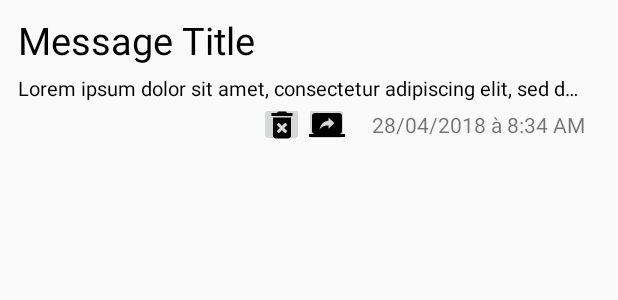
After one commit to AymenBenSaada/Splash, an Android app: the layout customlayout_admin_messages_list.xml on its own in the app's theme, with its tools: preview values and no code run, on a phone screen of 412 x 824 dp. The commit adds this screen. Shown: the top 300 px of the screen. Run offline under Robolectric (Android 15) with nearby library versions, the light colour scheme and no system bars; network calls fail.

Commit message:
I didnt check if this works

```diff
--- a/app/build.gradle
+++ b/app/build.gradle
@@ -68,4 +68,5 @@ dependencies {
 
 
 
+
 apply plugin: 'com.google.gms.google-services'
--- a/app/src/main/AndroidManifest.xml
+++ b/app/src/main/AndroidManifest.xml
@@ -88,14 +88,14 @@
         <activity android:name=".Admin.Admin_Groupes_Activity" />
         <activity
             android:name=".Admin.Admin_Demandes_Activity"
-            android:noHistory="true"
-            />
+            android:noHistory="true" />
         <activity android:name=".Admin.Admin_ChildrenList_Activity" />
         <activity android:name=".Admin.Admin_Enseignant_Selected_Activity" />
         <activity android:name=".Admin.Admin_Groupes_OnGroupSelected_Activity" />
         <activity android:name=".Admin.Admin_Child_Selected_Activity" />
         <activity android:name=".Admin.Admin_Child_Selected_Logs_Activity" />
-        <activity android:name=".Admin.Admin_Child_Selected_Feed_Activity"></activity>
+        <activity android:name=".Admin.Admin_Child_Selected_Feed_Activity" />
+        <activity android:name=".Admin.Admin_Messages_Activity"></activity>
     </application>
 
 </manifest>
--- a/app/src/main/java/com/example/macbook/splash/SplashActivity.java
+++ b/app/src/main/java/com/example/macbook/splash/SplashActivity.java
@@ -967,7 +967,7 @@ public class SplashActivity extends AppCompatActivity {
 
     //region save an object or a picture in the internal storage
 
-    private void saveObjectAsFileInTheInternalStorage(Object object,String file_name){
+    public void saveObjectAsFileInTheInternalStorage(Object object,String file_name){
         File file = new File(getFilesDir() + "/"+file_name);
         Log.e("Admin","new File");
 
--- /dev/null
+++ b/app/src/main/res/layout/customlayout_admin_messages_list.xml
@@ -0,0 +1,61 @@
+<?xml version="1.0" encoding="utf-8"?>
+<RelativeLayout xmlns:android="http://schemas.android.com/apk/res/android"
+    android:layout_width="match_parent" android:layout_height="match_parent">
+
+    <TextView
+        android:id="@+id/message_title"
+        android:layout_width="match_parent"
+        android:layout_height="wrap_content"
+        android:layout_alignParentTop="true"
+        android:layout_marginStart="12dp"
+        android:layout_marginTop="9dp"
+        android:layout_marginEnd="22dp"
+        android:text="Message Title"
+        android:singleLine="true"
+        android:textColor="#000"
+        android:textSize="25sp" />
+
+    <TextView
+        android:id="@+id/message_text"
+        android:layout_width="wrap_content"
+        android:layout_height="wrap_content"
+        android:layout_alignStart="@+id/message_title"
+        android:layout_below="@+id/message_title"
+        android:layout_marginTop="5dp"
+        android:layout_marginEnd="22dp"
+        android:text="Lorem ipsum dolor sit amet, consectetur adipiscing elit, sed do eiusmod tempor incididunt ut labore et dolore magna aliqua. Ut enim ad minim veniam, quis nostrud exercitation ullamco laboris nisi ut aliquip ex ea commodo consequat. Duis aute irure dolor in reprehenderit in voluptate velit esse cillum dolore eu fugiat nulla pariatur. Excepteur sint occaecat cupidatat non proident, sunt in culpa qui officia deserunt mollit anim id est laborum."
+        android:singleLine="true"
+        android:textColor="@color/black"
+        android:textSize="13sp"/>
+
+    <TextView
+        android:layout_width="wrap_content"
+        android:layout_height="wrap_content"
+        android:id="@+id/message_date"
+        android:layout_below="@+id/message_text"
+        android:layout_marginTop="5dp"
+        android:layout_alignEnd="@+id/message_text"
+        android:text="28/04/2018 à 8:34 AM"/>
+
+    <ImageButton
+        android:layout_width="30dp"
+        android:layout_height="30dp"
+        android:id="@+id/messageResendButton"
+        android:layout_below="@+id/message_text"
+        android:layout_toStartOf="@+id/message_date"
+        android:layout_marginEnd="15dp"
+        android:src="@drawable/ic_screen_share_black_24dp"/>
+
+    <ImageButton
+        android:layout_width="30dp"
+        android:layout_height="30dp"
+        android:id="@+id/messageDeleteButton"
+        android:layout_below="@+id/message_text"
+        android:layout_toStartOf="@+id/messageResendButton"
+        android:layout_marginEnd="0dp"
+        android:src="@drawable/ic_delete_forever_black_24dp"/>
+
+
+
+
+</RelativeLayout>
--- a/app/src/main/res/layout/customlayout_logs_per_child.xml
+++ b/app/src/main/res/layout/customlayout_logs_per_child.xml
@@ -4,8 +4,6 @@
     xmlns:card_view="http://schemas.android.com/tools"
     android:layout_width="match_parent"
     android:layout_height="match_parent">
-
-
 
 
     <de.hdodenhof.circleimageview.CircleImageView
```
Also changed, not shown: app/src/main/java/com/example/macbook/splash/Adapters/Admin_Adapters/Messages_Adapter.java (added, +288 -0 lines), app/src/main/java/com/example/macbook/splash/Admin/Admin_Messages_Activity.java (added, +125 -0 lines), app/src/main/java/com/example/macbook/splash/Models/Message.java (+12 -1 lines), app/src/main/res/layout/activity_admin_messages.xml (added, +16 -0 lines), app/src/main/res/drawable-hdpi/ic_delete_forever_black_24dp.png (added), app/src/main/res/drawable-hdpi/ic_screen_share_black_24dp.png (added), app/src/main/res/drawable-mdpi/ic_delete_forever_black_24dp.png (added), app/src/main/res/drawable-xhdpi/ic_delete_forever_black_24dp.png (added), app/src/main/res/drawable-xxhdpi/ic_delete_forever_black_24dp.png (added), app/src/main/res/drawable-xxxhdpi/ic_delete_forever_black_24dp.png (added), app/src/main/res/drawable/icons8-poubelle-24.png (added), app/src/main/res/drawable/icons8-transférer-24.png (added).
